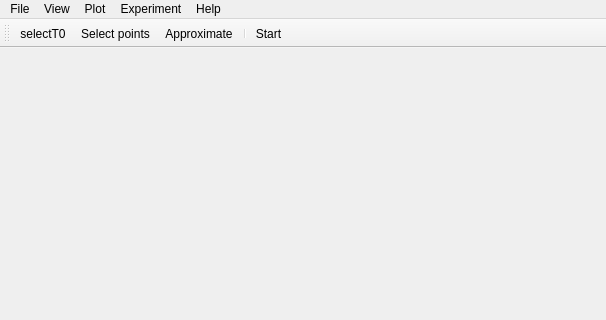
uazure/qLab, file src/client/mainwindow.ui: the form before one commit; both pictures show x 0 to 606 and y 0 to 320 of the 606 by 488 pixel window.
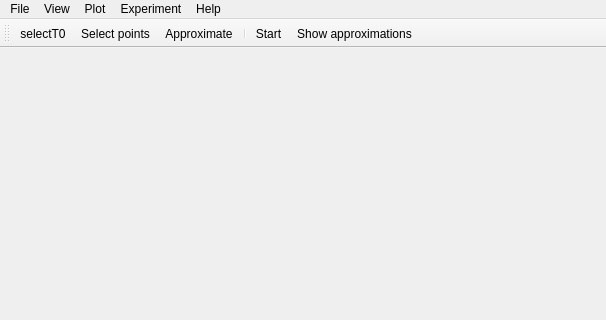
The form after the commit.

Patch:
```diff
--- a/src/client/mainwindow.ui
+++ b/src/client/mainwindow.ui
@@ -92,6 +92,7 @@
    <addaction name="actionApproximate"/>
    <addaction name="separator"/>
    <addaction name="actionStart"/>
+   <addaction name="actionShow_approximations"/>
   </widget>
   <widget class="QStatusBar" name="statusBar"/>
   <action name="actionExit">
@@ -256,6 +257,11 @@
     <string>Approximate</string>
    </property>
   </action>
+  <action name="actionShow_approximations">
+   <property name="text">
+    <string>Show approximations</string>
+   </property>
+  </action>
  </widget>
  <layoutdefault spacing="6" margin="11"/>
  <resources/>
```
